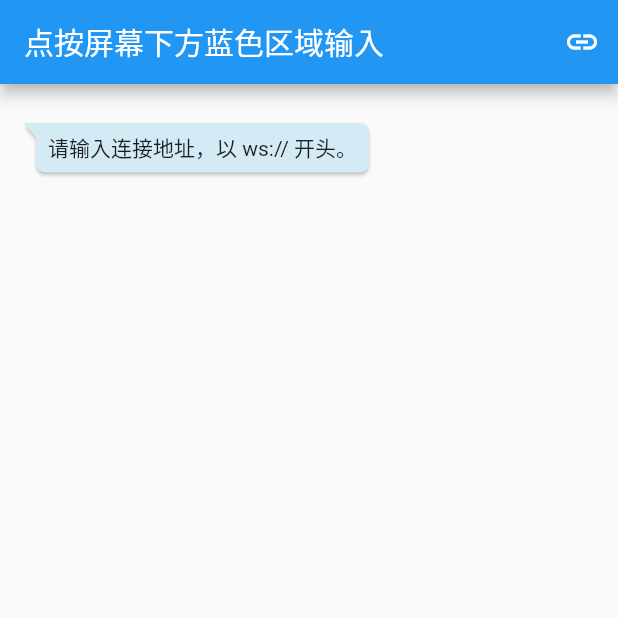
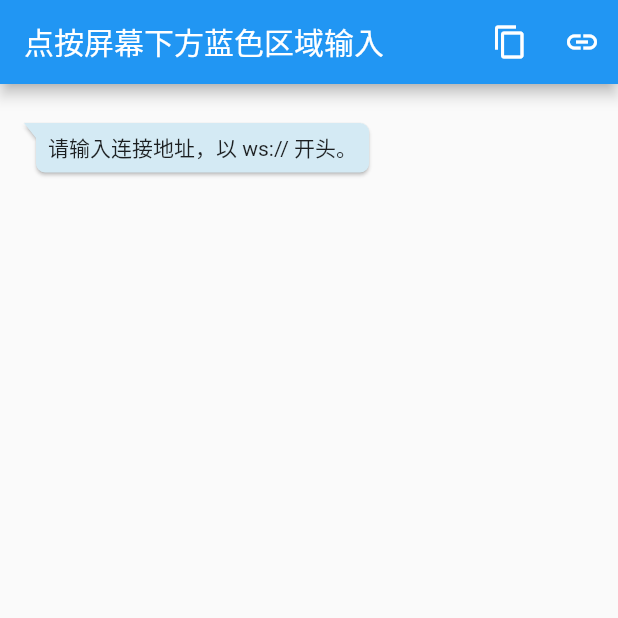
Before and after one commit to kagurazakayashi/yaWebSocket, a Flutter app: the screen it shows after launch, after a tap on the "link" icon, on a phone screen of 412 x 824 dp, the top half of it. Run offline on Flutter 3.47's test engine with Material 2 defaults, Android fonts, the phone set to English and light mode, and no system bars; drawn by our look-alikes of bubble.

```diff
--- a/example/lib/main.dart
+++ b/example/lib/main.dart
@@ -74,6 +74,12 @@ class _MyAppState extends State<MyApp> implements YaWebsocketDelegate {
             title: Text(_title),
             actions: [
               IconButton(
+                onPressed: () {
+                  _textFController.text = '{"sub setpoint":[[1,2,3],[1,3],1]}';
+                },
+                icon: Icon(Icons.copy),
+              ),
+              IconButton(
                 onPressed: () async {
                   if (await isOpen()) {
                     close();
@@ -81,7 +87,10 @@ class _MyAppState extends State<MyApp> implements YaWebsocketDelegate {
                     reconnect();
                   }
                 },
-                  icon: _isConnect ? Icon(Icons.link_off) : Icon(Icons.link))
+                icon: Icon(
+                  _isConnect ? Icons.link_off : Icons.link,
+                ),
+              ),
             ],
           ),
           body: Column(
@@ -220,7 +229,10 @@ class _MyAppState extends State<MyApp> implements YaWebsocketDelegate {
       String code, String reason, String remote, String? tag) {
     setState(() {
       _isConnect = false;
-      _data.add([false, "连接已被关闭( $remote , $code ) $reason ，请输入新的连接地址或按右上角按钮重新连接到上次的服务器。"]);
+      _data.add([
+        false,
+        "连接已被关闭( $remote , $code ) $reason ，请输入新的连接地址或按右上角按钮重新连接到上次的服务器。"
+      ]);
     });
   }
 
@@ -244,7 +256,8 @@ class _MyAppState extends State<MyApp> implements YaWebsocketDelegate {
       String httpStatus, String httpStatusMessage, String? tag) {
     setState(() {
       _isConnect = true;
-      _data.add([false, "连接已建立( $httpStatus ): $httpStatusMessage 。请输入要发送的消息。"]);
+      _data
+          .add([false, "连接已建立( $httpStatus ): $httpStatusMessage 。请输入要发送的消息。"]);
     });
   }
 
--- a/lib/main.dart
+++ b/lib/main.dart
@@ -2,11 +2,29 @@ import 'dart:async';
 import 'package:flutter/services.dart';
 
 abstract class YaWebsocketDelegate {
-    yaWebsocketDelegateOnOpen(String httpStatus, String httpStatusMessage, String? tag);
-    yaWebsocketDelegateOnConnecting(String? tag);
-    yaWebsocketDelegateOnMessage(String message, String? tag);
-    yaWebsocketDelegateOnClose(String code, String reason, String remote, String? tag);
-    yaWebsocketDelegateOnError(String localizedMessage, String? message, String? tag);
+  // 已连接时
+  // String [httpStatus] HTTP 状态码
+  // String [httpStatusMessage] 状态描述文本
+  // String [tag] 自定义标记
+  yaWebsocketDelegateOnOpen(String httpStatus, String httpStatusMessage, String? tag);
+  // 开始尝试连接时
+  // String [tag] 自定义标记
+  yaWebsocketDelegateOnConnecting(String? tag);
+  // 收到信息时
+  // String [message] 信息内容
+  // String [tag] 自定义标记
+  yaWebsocketDelegateOnMessage(String message, String? tag);
+  // 连接关闭时 (Android 和 iOS 返回信息可能有区别)
+  // String [code] 代码
+  // String [reason] 描述文本
+  // String [remote] 是否由远程关闭
+  // String [tag] 自定义标记
+  yaWebsocketDelegateOnClose(String code, String reason, String remote, String? tag);
+  // 连接发生错误时 (Android 和 iOS 返回信息可能有区别)
+  // String [localizedMessage] 本地化描述文本
+  // String [message] 描述文本
+  // String [tag] 自定义标记
+  yaWebsocketDelegateOnError(String localizedMessage, String? message, String? tag);
 }
 
 class YaWebsocket {
```
Also changed, not shown: 2 other files. Lines whose indentation alone changed are shown as unchanged.
